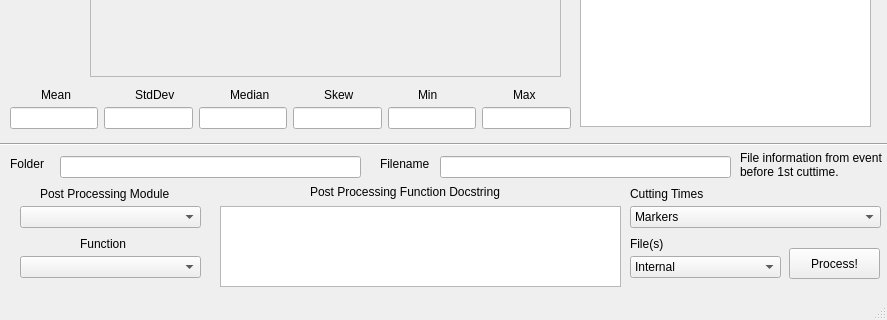
Qt form Analysis/PostProcessor/Layout.ui (msb002/MHDlab) before a commit; both pictures show x 0 to 887 and y 343 to 663 of the 887 by 663 pixel window.
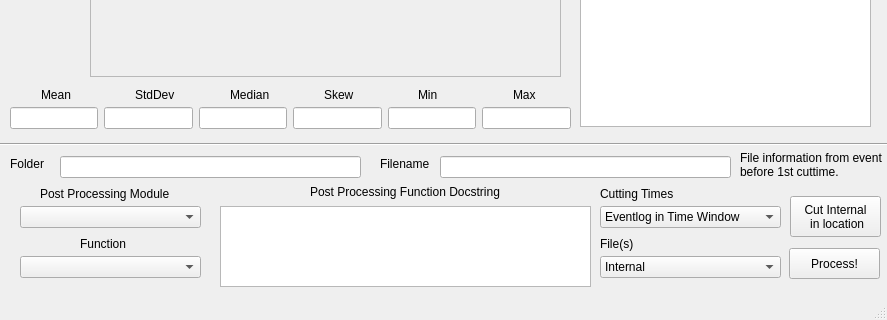
The same form after that commit.

Commit message: add ability for cutting of internal file in location

What changed in the file:
```diff
--- a/Analysis/PostProcessor/Layout.ui
+++ b/Analysis/PostProcessor/Layout.ui
@@ -402,7 +402,7 @@
    <widget class="QLabel" name="label_14">
     <property name="geometry">
      <rect>
-      <x>630</x>
+      <x>600</x>
       <y>560</y>
       <width>55</width>
       <height>16</height>
@@ -415,9 +415,9 @@
    <widget class="QComboBox" name="combo_files">
     <property name="geometry">
      <rect>
-      <x>630</x>
+      <x>600</x>
       <y>580</y>
-      <width>151</width>
+      <width>181</width>
       <height>22</height>
      </rect>
     </property>
@@ -448,17 +448,12 @@
    <widget class="QComboBox" name="combo_times">
     <property name="geometry">
      <rect>
-      <x>630</x>
+      <x>600</x>
       <y>530</y>
-      <width>251</width>
+      <width>181</width>
       <height>22</height>
      </rect>
     </property>
-    <item>
-     <property name="text">
-      <string>Markers</string>
-     </property>
-    </item>
     <item>
      <property name="text">
       <string>Eventlog in Time Window</string>
@@ -478,7 +473,7 @@
    <widget class="QLabel" name="label_15">
     <property name="geometry">
      <rect>
-      <x>630</x>
+      <x>600</x>
       <y>510</y>
       <width>91</width>
       <height>16</height>
@@ -584,11 +579,25 @@
      <rect>
       <x>220</x>
       <y>530</y>
-      <width>401</width>
+      <width>371</width>
       <height>81</height>
      </rect>
     </property>
    </widget>
+   <widget class="QPushButton" name="btn_cutinternalinloc">
+    <property name="geometry">
+     <rect>
+      <x>790</x>
+      <y>520</y>
+      <width>91</width>
+      <height>41</height>
+     </rect>
+    </property>
+    <property name="text">
+     <string>Cut Internal 
+ in location</string>
+    </property>
+   </widget>
    <widget class="QWidget" name="">
     <property name="geometry">
      <rect>
```
Left out of the diff: 5 changed lines with no effect on the pictures. The commit also changes 3 other files.
